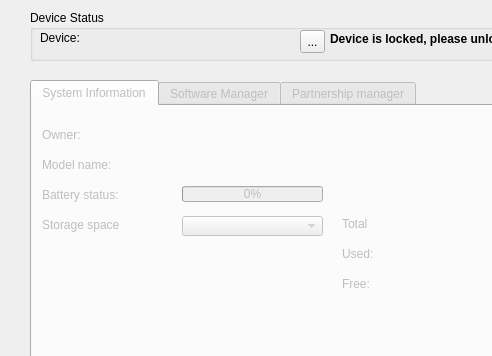
The window that synce-kpm/synce-kpm/data/ui/synce-kpm-mainwindow.ui (playday3008/SynCE) describes before a commit, drawn with Qt 5; both pictures show x 0 to 492 and y 0 to 356 of the 582 by 494 pixel window.
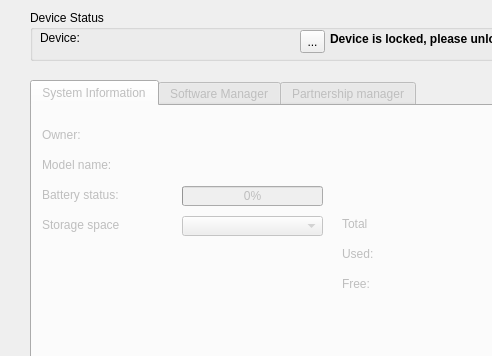
The same window after the commit. The open tabs and pages were chosen to show the change.

Commit message: * some gui pathces * bad workaround for non-thread-safe librapi2

Diff of the .ui file:
```diff
--- a/synce-kpm/synce-kpm/data/ui/synce-kpm-mainwindow.ui
+++ b/synce-kpm/synce-kpm/data/ui/synce-kpm-mainwindow.ui
@@ -302,14 +302,9 @@
        <x>150</x>
        <y>80</y>
        <width>141</width>
-       <height>16</height>
+       <height>20</height>
       </rect>
      </property>
-     <property name="font" >
-      <font>
-       <pointsize>9</pointsize>
-      </font>
-     </property>
      <property name="value" >
       <number>0</number>
      </property>
```
Left out of the diff: 2 changed lines with no effect on the pictures. The commit also changes 6 other files.
